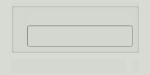
The window that abs/carac.ui (gabriellevy/destinLib) describes before a commit, drawn with Qt 5.
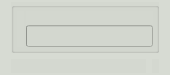
The same window after the commit.

Commit message: meilleur affichage des image de carac

Patch:
```diff
--- a/abs/carac.ui
+++ b/abs/carac.ui
@@ -6,7 +6,7 @@
    <rect>
     <x>0</x>
     <y>0</y>
-    <width>150</width>
+    <width>170</width>
     <height>71</height>
    </rect>
   </property>
@@ -57,6 +57,11 @@
        <number>3</number>
       </property>
       <item>
+       <layout class="QHBoxLayout" name="horizontalLayout_3">
+        <property name="spacing">
+         <number>2</number>
+        </property>
+        <item>
        <widget class="QLabel" name="imageDansBox">
         <property name="text">
          <string/>
@@ -66,11 +71,6 @@
         </property>
        </widget>
       </item>
-      <item>
-       <layout class="QHBoxLayout" name="horizontalLayout_3">
-        <property name="spacing">
-         <number>2</number>
-        </property>
         <item>
          <layout class="QVBoxLayout" name="verticalLayout">
           <property name="spacing">
```
Lines whose indentation alone changed are shown as unchanged. The commit also changes 2 other files.
